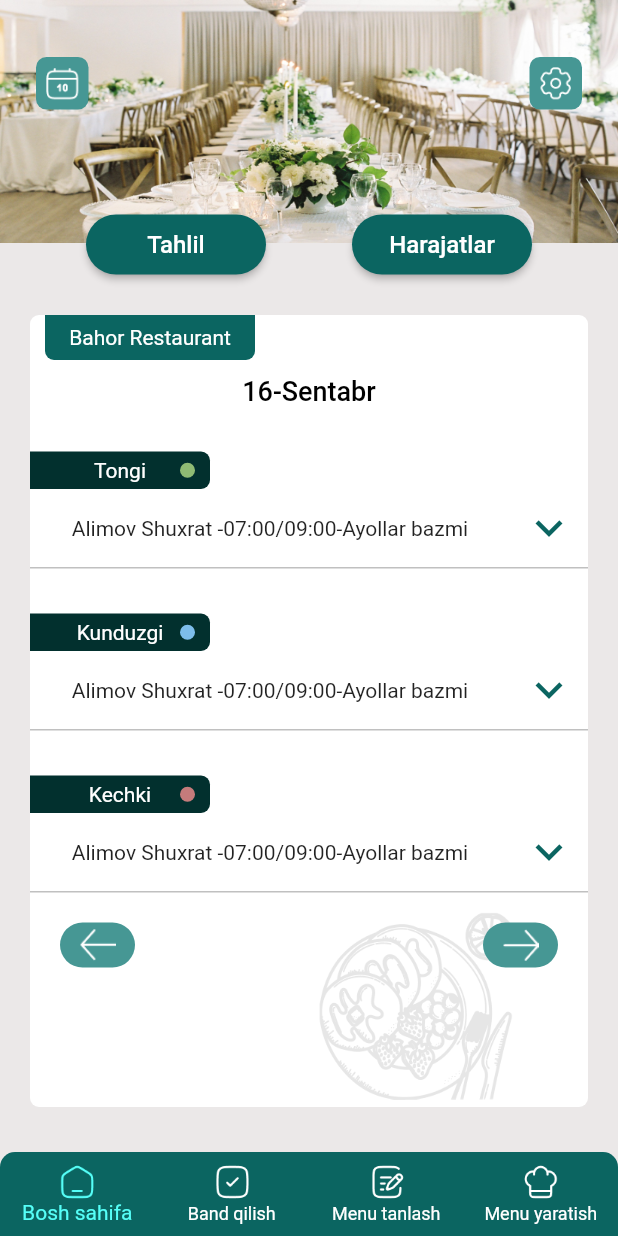
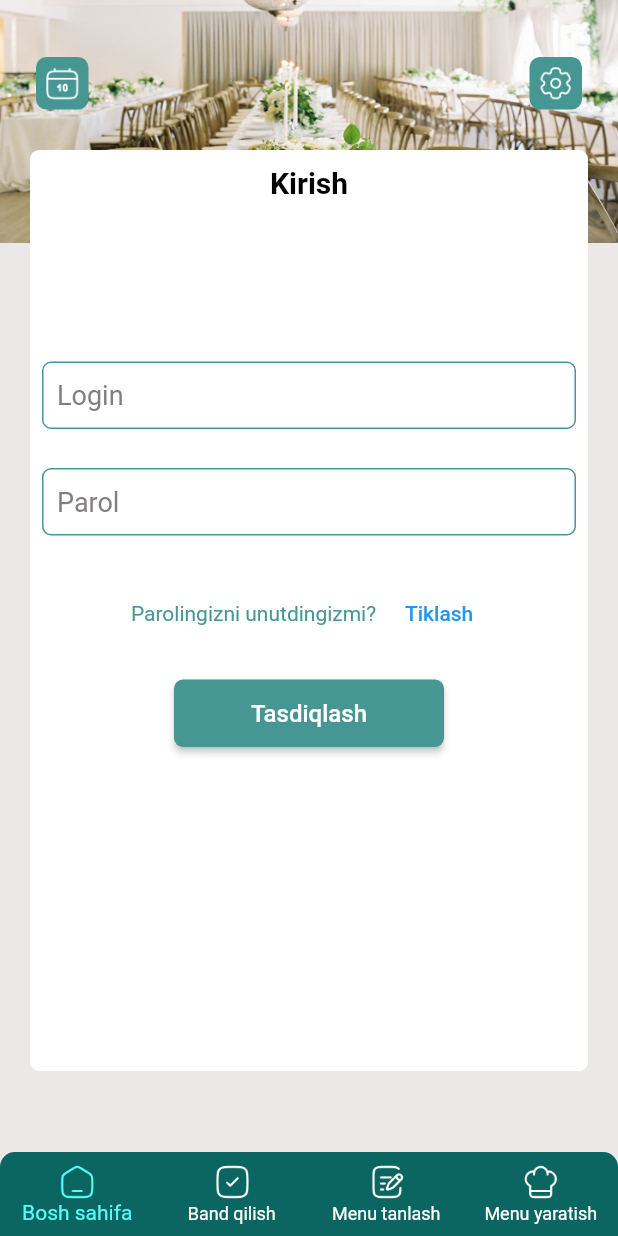
Before and after one commit to alimovjamshid/RestAdmin, a Flutter app: the screen it shows after launch, on a phone screen of 412 x 824 dp. Run offline on Flutter 3.47's test engine with Material 2 defaults, Android fonts, the phone set to English and light mode, and no system bars; drawn by our look-alikes of expandable; our stand-ins replace dio, shared_preferences, table_calendar; missing offline and left inert: dart:ffi.

Commit message:
Login Page

```diff
--- /dev/null
+++ b/lib/LoginApp.dart
@@ -0,0 +1,53 @@
+import 'package:flutter/cupertino.dart';
+import 'package:flutter/material.dart';
+import 'package:restadmin/page/login/LoginPage.dart';
+
+import 'Utils.dart';
+
+class LoginApp extends StatefulWidget {
+  const LoginApp({super.key});
+
+  @override
+  State<LoginApp> createState() => _LoginAppState();
+}
+
+class _LoginAppState extends State<LoginApp> {
+
+  @override
+  Widget build(BuildContext context) {
+
+    return MaterialApp(
+      debugShowCheckedModeBanner: false,
+      home: Scaffold(
+        backgroundColor: colorBackground,
+        body: LoginPage(),
+        bottomNavigationBar: ClipRRect(
+          borderRadius: const BorderRadius.only(
+              topLeft: Radius.circular(10), topRight: Radius.circular(10)),
+          child: BottomNavigationBar(
+            backgroundColor: colorGreen3,
+            selectedItemColor: colorSelect,
+            unselectedItemColor: Colors.white,
+            type: BottomNavigationBarType.fixed,
+            items: const [
+              BottomNavigationBarItem(
+                icon: ImageIcon(AssetImage("assets/main.png")),
+                label: 'Bosh sahifa',
+              ),
+              BottomNavigationBarItem(
+                  icon: ImageIcon(AssetImage("assets/check.png")),
+                  label: 'Band qilish'),
+              BottomNavigationBarItem(
+                  icon: ImageIcon(AssetImage("assets/document.png")),
+                  label: 'Menu tanlash'),
+              BottomNavigationBarItem(
+                icon: ImageIcon(AssetImage("assets/chat_hat.png")),
+                label: 'Menu yaratish',
+              ),
+            ],
+          ),
+        ),
+      ),
+    );
+  }
+}
--- a/lib/Utils.dart
+++ b/lib/Utils.dart
@@ -1,4 +1,5 @@
 import 'package:flutter/material.dart';
+import 'package:shared_preferences/shared_preferences.dart';
 
 class Utils {
   final GlobalKey<ScaffoldState> scaffoldKey = GlobalKey<ScaffoldState>();
@@ -19,22 +20,52 @@ final Color colorText = Color(0xFF817E7E);
 final Color colorOnSelect = Color(0xFF62BAEC);
 final Color colorBackground = Color(0xFFEBE8E8);
 
-final months = ["Yanvar","Fevral","Mart","Aprel","May","Iyun","Iyul","Avgust","Sentabr","Oktabr","Noyabr","Dekabr"];
+final months = [
+  "Yanvar",
+  "Fevral",
+  "Mart",
+  "Aprel",
+  "May",
+  "Iyun",
+  "Iyul",
+  "Avgust",
+  "Sentabr",
+  "Oktabr",
+  "Noyabr",
+  "Dekabr"
+];
 
 int day = DateTime.now().day;
 int month = DateTime.now().month;
 int year = DateTime.now().year;
 
 String selectYear = "2023";
-final List<String> listYears = ["2022","2023","2024","2025","2026"];
+final List<String> listYears = ["2022", "2023", "2024", "2025", "2026"];
 
-void dateSelect(){
-  for(int i=0;i<partMonth.length;i++){
-    partMonth[i] = i==month-1;
+void dateSelect() {
+  for (int i = 0; i < partMonth.length; i++) {
+    partMonth[i] = i == month - 1;
   }
 }
 
-final List<bool> partDay = [false,true,false];
-final List<bool> partMonth = [false,false,false,false,false,false,false,false,false,false,false,false];
+final List<bool> partDay = [false, true, false];
+final List<bool> partMonth = [
+  false,
+  false,
+  false,
+  false,
+  false,
+  false,
+  false,
+  false,
+  false,
+  false,
+  false,
+  false
+];
 
 final Set<DateTime> selectedDays = <DateTime>{};
+
+const password = 'password';
+const login = 'login';
+const token = 'token';
--- a/lib/page/bron/widgets/NevTextField.dart
+++ b/lib/page/bron/widgets/NevTextField.dart
@@ -5,8 +5,9 @@ import '../../../Utils.dart';
 
 class NewTextField extends StatelessWidget {
   final String text;
+  final TextEditingController textEditingController;
   const NewTextField({
-    super.key, required this.text,
+    super.key, required this.text, required this.textEditingController,
   });
 
   @override
@@ -14,6 +15,7 @@ class NewTextField extends StatelessWidget {
     return SizedBox(
       height: 45,
       child: TextField(
+        controller: textEditingController,
         style: TextStyle(fontSize: 18),
         keyboardType: TextInputType.text,
         scrollPadding: EdgeInsets.zero,
--- a/lib/page/home/HomePage.dart
+++ b/lib/page/home/HomePage.dart
@@ -1,3 +1,4 @@
+import 'package:dio/dio.dart';
 import 'package:expandable/expandable.dart';
 import 'package:flutter/material.dart';
 import 'package:restadmin/Utils.dart';
@@ -8,22 +9,25 @@ import 'package:restadmin/page/home/widgets/CustomExpanceDialog.dart';
 import 'package:restadmin/page/home/widgets/CustomELevetedButton.dart';
 import 'package:restadmin/page/home/widgets/CustomIconButton.dart';
 import 'package:restadmin/page/home/widgets/CustomText.dart';
+import 'package:restadmin/page/login/LoginPage.dart';
+import 'package:shared_preferences/shared_preferences.dart';
 import 'package:table_calendar/table_calendar.dart';
 
 class HomePage extends StatefulWidget {
-
-
   const HomePage({super.key});
 
   @override
   State<HomePage> createState() => _HomePageState();
+
 }
 
 class _HomePageState extends State<HomePage> {
+
   @override
   Widget build(BuildContext context) {
     double height = MediaQuery.of(context).size.height;
     double width = MediaQuery.of(context).size.width;
+
     return SafeArea(
       child: Stack(children: [
         Image.asset(
@@ -69,14 +73,16 @@ class _HomePageState extends State<HomePage> {
             children: [
               CustomIconButton(
                 onPressed: () {
-                    CustomCalendarDialog(context,(value) {
+                  CustomCalendarDialog(
+                    context,
+                    (value) {
                       setState(() {
                         selectYear = value as String;
                         year = int.parse(selectYear);
                       });
-                    },(p0) {
-
-                    },);
+                    },
+                    (p0) {},
+                  );
                 },
                 imageIcon: "assets/calendar.png",
                 height: 35,
@@ -103,13 +109,12 @@ class _HomePageState extends State<HomePage> {
               color: Colors.white,
               shape: RoundedRectangleBorder(
                   borderRadius: BorderRadius.circular(6))),
-            child: Stack(
-              children:[
+          child: Stack(children: [
             Align(
               alignment: Alignment.bottomRight,
               child: Padding(
-                    padding: const EdgeInsets.only(right: 50,bottom: 5),
-                    child: Image.asset("assets/eat.png",width: 130),
+                padding: const EdgeInsets.only(right: 50, bottom: 5),
+                child: Image.asset("assets/eat.png", width: 130),
               ),
             ),
             SingleChildScrollView(
@@ -132,52 +137,92 @@ class _HomePageState extends State<HomePage> {
                               shape: RoundedRectangleBorder(
                                   borderRadius: BorderRadius.only(
                                       bottomLeft: Radius.circular(6),
-                                        bottomRight: Radius.circular(6)
-                                    )
+                                      bottomRight: Radius.circular(6))),
                             ),
-                              ),
-                              child: Center(child: Text("Bahor Restaurant",style: TextStyle(color: Colors.white))),
+                            child: Center(
+                                child: Text("Bahor Restaurant",
+                                    style: TextStyle(color: Colors.white))),
                           ),
                         ),
                       ),
-                        SizedBox(height: 10,),
-                        Text("$day-${months[month-1]}",style: TextStyle(fontSize: 18,color: Colors.black,fontWeight: FontWeight.w500),),
+                      SizedBox(
+                        height: 10,
+                      ),
+                      Text(
+                        "$day-${months[month - 1]}",
+                        style: TextStyle(
+                            fontSize: 18,
+                            color: Colors.black,
+                            fontWeight: FontWeight.w500),
+                      ),
                     ],
                   ),
-                    SizedBox(height: 30,),
+                  SizedBox(
+                    height: 30,
+                  ),
                   Column(
                     children: [
-                        CustomText(text: "Tongi",circleColor: colorGreen),
+                      CustomText(text: "Tongi", circleColor: colorGreen),
                       AboutDayPart(),
-                        Container(color: colorView,height: 1,),
-                        SizedBox(height: 30,),
+                      Container(
+                        color: colorView,
+                        height: 1,
+                      ),
+                      SizedBox(
+                        height: 30,
+                      ),
                       CustomText(text: "Kunduzgi", circleColor: colorBlue),
                       AboutDayPart(),
-                        Container(color: colorView,height: 1,),
-                        SizedBox(height: 30,),
+                      Container(
+                        color: colorView,
+                        height: 1,
+                      ),
+                      SizedBox(
+                        height: 30,
+                      ),
                       CustomText(text: "Kechki", circleColor: colorPink),
                       AboutDayPart(),
-                        Container(color: colorView,height: 1,),
+                      Container(
+                        color: colorView,
+                        height: 1,
+                      ),
                     ],
                   ),
-                    SizedBox(height: 20,),
+                  SizedBox(
+                    height: 20,
+                  ),
                   Padding(
                     padding: const EdgeInsets.symmetric(horizontal: 20),
                     child: Row(
                       mainAxisAlignment: MainAxisAlignment.spaceBetween,
                       children: [
-                          CustomIconButton(onPressed: (){},imageIcon: "assets/lefta.png",height: 30,width: 50,borderRadius: 15,),
-                          CustomIconButton(onPressed: (){debugPrint("right");},imageIcon: "assets/righta.png",height: 30,width: 50,borderRadius: 15,)
+                        CustomIconButton(
+                          onPressed: () {},
+                          imageIcon: "assets/lefta.png",
+                          height: 30,
+                          width: 50,
+                          borderRadius: 15,
+                        ),
+                        CustomIconButton(
+                          onPressed: () {
+                            debugPrint("right");
+                          },
+                          imageIcon: "assets/righta.png",
+                          height: 30,
+                          width: 50,
+                          borderRadius: 15,
+                        )
                       ],
                     ),
                   ),
-                    SizedBox(height: 20,)
+                  SizedBox(
+                    height: 20,
+                  )
                 ],
               ),
             ),
-              ]
+          ]),
         ),
-          )
       ]),
     );
   }
--- /dev/null
+++ b/lib/page/login/LoginPage.dart
@@ -0,0 +1,172 @@
+import 'package:dio/dio.dart';
+import 'package:flutter/cupertino.dart';
+import 'package:flutter/material.dart';
+import 'package:restadmin/Utils.dart';
+import 'package:restadmin/page/bron/widgets/NevTextField.dart';
+import 'package:restadmin/page/home/HomePage.dart';
+import 'package:restadmin/page/home/widgets/CustomELevetedButton.dart';
+import 'package:restadmin/page/home/widgets/CustomText.dart';
+import 'package:shared_preferences/shared_preferences.dart';
+import '../../main.dart';
+import '../home/widgets/CustomIconButton.dart';
+
+class LoginPage extends StatefulWidget {
+  LoginPage({super.key});
+  var errorText = "";
+
+  @override
+  State<LoginPage> createState() => _LoginPageState();
+}
+
+class _LoginPageState extends State<LoginPage> {
+  final dio = Dio();
+
+  @override
+  Widget build(BuildContext context) {
+    double height = MediaQuery.of(context).size.height;
+    double width = MediaQuery.of(context).size.width;
+
+    final loginController = TextEditingController();
+    final passwordController = TextEditingController();
+
+    return SafeArea(
+      child: Stack(
+        children: [
+          Image.asset(
+            "assets/img.png",
+            width: width,
+            height: 162,
+            fit: BoxFit.fill,
+          ),
+          Container(
+            margin: const EdgeInsets.only(top: 38, left: 24, right: 24),
+            child: Row(
+              mainAxisAlignment: MainAxisAlignment.spaceBetween,
+              children: [
+                CustomIconButton(
+                  onPressed: () {},
+                  imageIcon: "assets/calendar.png",
+                  height: 35,
+                  width: 35,
+                  borderRadius: 7,
+                ),
+                CustomIconButton(
+                  onPressed: () {},
+                  imageIcon: "assets/settings.png",
+                  height: 35,
+                  width: 35,
+                  borderRadius: 7,
+                )
+              ],
+            ),
+          ),
+          SingleChildScrollView(
+            scrollDirection: Axis.vertical,
+            child: Container(
+              height: height - 210,
+              margin: EdgeInsets.only(top: 100, left: 20, right: 20, bottom: 30),
+              decoration: ShapeDecoration(
+                  color: Colors.white,
+                  shape: RoundedRectangleBorder(
+                      borderRadius: BorderRadius.circular(6))),
+              child: Center(
+                child: Column(
+                  children: [
+                    SizedBox(
+                      height: 10,
+                    ),
+                    Text("Kirish",
+                        style: TextStyle(
+                            color: Colors.black,
+                            fontSize: 20,
+                            fontWeight: FontWeight.bold)),
+                    SizedBox(
+                      height: 100,
+                    ),
+                    Padding(
+                      padding: const EdgeInsets.all(8.0),
+                      child: NewTextField(
+                          textEditingController: loginController, text: "Login"),
+                    ),
+                    SizedBox(
+                      height: 10,
+                    ),
+                    Padding(
+                      padding: const EdgeInsets.all(8.0),
+                      child: NewTextField(
+                          textEditingController: passwordController, text: "Parol"),
+                    ),
+                    SizedBox(
+                      height: 20,
+                    ),
+                    Row(
+                      mainAxisAlignment: MainAxisAlignment.center,
+                      children: [
+                        Text(
+                          "Parolingizni unutdingizmi?",
+                          style: TextStyle(color: colorGreen2),
+                        ),
+                        SizedBox(
+                          width: 10,
+                        ),
+                        TextButton(onPressed: () {}, child: Text("Tiklash"))
+                      ],
+                    ),
+                    SizedBox(
+                      height: 20,
+                    ),
+                    CustomElevatedButton(
+                        text: "Tasdiqlash",
+                        onPressed: () async {
+                          try {
+                            final prefs = await SharedPreferences.getInstance();
+                            debugPrint(loginController.text);
+                            final response = await dio.post(
+                                "https://wedding-halls-production.up.railway.app/auth",
+                                // data: {
+                                //   'email': loginController.text.toString(),
+                                //   'password': passwordController.text.toString()
+                                // });
+                            data: {
+                              'email': "smomimjonov20@gmail.com",
+                              'password': "11111111"
+                            });
+                            print("response : " + response.toString());
+                            print("token    :    ${response.data['token']}");
+
+                            if (response.statusCode == 201) {
+                              Navigator.of(context).pushAndRemoveUntil(
+                                  MaterialPageRoute(
+                                      builder: (context) => const MyApp()),
+                                      (route) => false);
+                              prefs.setString(login, "smomimjonov20@gmail.com");
+                              // prefs.setString(login, loginController.text.toString());
+                              prefs.setString(password, "11111111");
+                              // prefs.setString(password, parolController.text.toString());
+                              prefs.setString(token, response.data['token']);
+                            }
+                          } catch(e){
+                            print(e.toString());
+                            setState(() {
+                              widget.errorText = "Login yoki parol xato";
+                            });
+                          }
+                        },
+                        borderRadius: 6,
+                        textSize: 16,
+                        buttonHeight: 45,
+                        buttonWidth: 180,
+                        color: colorGreen2,
+                        textColor: Colors.white),
+                    SizedBox(height: 10,),
+                    Text(widget.errorText,style: TextStyle(color: Colors.red),)
+                  ],
+                ),
+              ),
+            ),
+          )
+        ],
+      ),
+    );
+  }
+}
--- a/pubspec.yaml
+++ b/pubspec.yaml
@@ -32,6 +32,10 @@ dependencies:
     sdk: flutter
   table_calendar: ^3.0.9
   expandable: ^5.0.1
+  dio: ^5.3.2
+  shared_preferences: ^2.2.1
+  floor: ^1.4.2
+  flutter_bloc: ^8.1.3
 
 
   # The following adds the Cupertino Icons font to your application.
```
Also changed, not shown: lib/main.dart (+27 -14 lines), lib/page/bron/widgets/NewBronDialog.dart (+9 -6 lines), pubspec.lock, 2 other files. Lines whose indentation alone changed are shown as unchanged.
